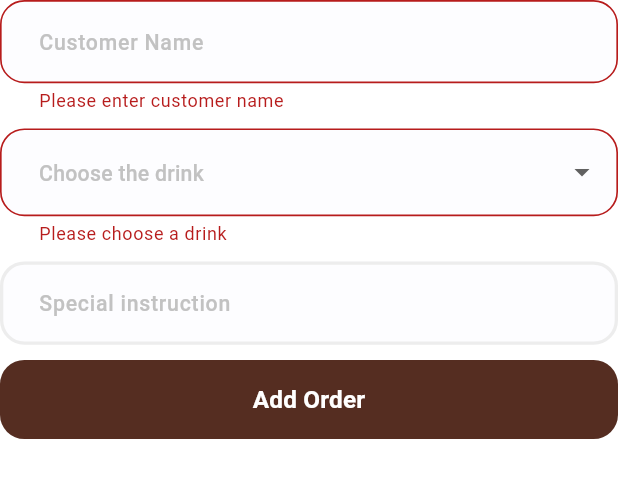
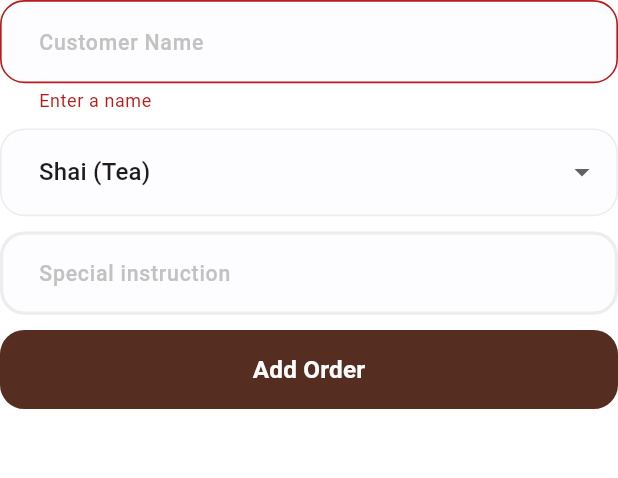
Before and after one commit to ShazaMashaal/smart_ahwa_manager, a Flutter app: the AddOrderForm widget shown alone on an empty page, opened directly with empty values, after a tap on "Add Order", on a phone screen of 412 x 824 dp. Shown: the top 478 px of the screen. Run offline on Flutter 3.47's test engine with Material 3 defaults, Android fonts, the light colour scheme and no system bars; our stand-ins replace flutter_screenutil, shared_preferences; accounts and stored records are empty; statements that could not run were skipped.

Commit message:
- use stream builder to handle orders list - create orders repo - create order service - added routing and handle passing arguments - fixed adding order form according to stream builder , order repo and order service - added style to drop down menu - added final double? width,height,fontSize to custom text button -added validator to custom text form field - added Drink model - adjust order model

```diff
--- a/lib/core/routing/routes.dart
+++ b/lib/core/routing/routes.dart
@@ -1,4 +1,4 @@
 class Routes{
-  static const String onBoardingScreen="/onBoardingScreen";
-  static const String loginScreen="/loginScreen";
+  static const String homeScreen="/homeScreen";
+  static const String pendingOrdersScreen="/pendingOrdersScreen";
 }
--- a/lib/core/widgets/custom_drop_down.dart
+++ b/lib/core/widgets/custom_drop_down.dart
@@ -1,69 +1,65 @@
 import 'package:flutter/material.dart';
 import 'package:flutter_screenutil/flutter_screenutil.dart';
-
+import '../../features/home/data/models/drink.dart';
 import '../theming/colors.dart';
 import '../theming/text_styles.dart';
+String drinkLabel(DrinkType type) {
+  switch (type) {
+    case DrinkType.shai:
+      return 'Shai (Tea)';
+    case DrinkType.turkishCoffee:
+      return 'Turkish Coffee';
+    case DrinkType.hibiscusTea:
+      return 'Hibiscus Tea (Karkadeh)';
+  }
+}
+class CustomDropDown extends StatefulWidget {
+  final DrinkType selectedDrink;
+  final ValueChanged<DrinkType?>? onChanged;
 
-class CustomDropDown extends StatefulWidget {
-  final String? value;
-  final ValueChanged<String?>? onChanged;
-  final String? errorText;
-  const CustomDropDown({super.key, this.value, this.onChanged, this.errorText});
-
+  const CustomDropDown({super.key, required this.selectedDrink, this.onChanged});
   @override
   State<CustomDropDown> createState() => _CustomDropDownState();
 }
+
 typedef MenuEntry = DropdownMenuEntry<String>;
+
 class _CustomDropDownState extends State<CustomDropDown> {
-  String? selectedValue;
+
+
   @override
   Widget build(BuildContext context) {
-    selectedValue = widget.value ;
-    return  DropdownButtonFormField<String>(
-      hint: Text("Choose the drink ",style: TextStyles.font14LightGrayMedium,),
-      value: selectedValue,
-      onChanged: (value) {
-        setState(() {
-          selectedValue = value;
-        });
-        widget.onChanged?.call(value);
+    return DropdownButtonFormField<DrinkType>(
+      hint: Text("Choose the drink ", style: TextStyles.font14LightGrayMedium),
+      value: widget.selectedDrink,
+      onChanged: (v) {
+        if (widget.onChanged != null) widget.onChanged!(v);
+        // Keep internal setState minimal to reflect external controlled value if needed
+        setState(() {});
       },
-        items: ['Shai', 'Turkish Coffee', 'Hibiscus Tea']
-            .map((e) => DropdownMenuItem(
-          value: e,
-          child: Text(e),
-        ))
-            .toList(),
+
+      items: [
+        for (final type in DrinkType.values)
+          DropdownMenuItem(value: type, child: Text(drinkLabel(type))),
+      ],
       decoration: InputDecoration(
         fillColor: ColorsManager.whiteGray,
         filled: true,
-        contentPadding:
-            EdgeInsets.symmetric(vertical: 17.h, horizontal: 20.w),
-        enabledBorder:
-            OutlineInputBorder(
-              borderRadius: BorderRadius.circular(16.r),
-              borderSide: BorderSide(
-                color: ColorsManager.lighterGray,
-                width: 1.w,
-              ),
-            ),
-        errorBorder:
-        OutlineInputBorder(
+        contentPadding: EdgeInsets.symmetric(vertical: 17.h, horizontal: 20.w),
+        enabledBorder: OutlineInputBorder(
           borderRadius: BorderRadius.circular(16.r),
-          borderSide: BorderSide(
-            color: Colors.red.shade900,
-            width: 1.w,
-          ),
+          borderSide: BorderSide(color: ColorsManager.lighterGray, width: 1.w),
+        ),
+        errorBorder: OutlineInputBorder(
+          borderRadius: BorderRadius.circular(16.r),
+          borderSide: BorderSide(color: Colors.red.shade900, width: 1.w),
         ),
         errorStyle: TextStyle(color: Colors.red.shade900),
-        focusedBorder:
-            OutlineInputBorder(
-              borderRadius: BorderRadius.circular(16.r),
-              borderSide: BorderSide(color: ColorsManager.mainBrown),
-            ),
-        errorText: widget.errorText,
+        focusedBorder: OutlineInputBorder(
+          borderRadius: BorderRadius.circular(16.r),
+          borderSide: BorderSide(color: ColorsManager.mainBrown),
+        ),
       ),
-
     );
   }
 }
--- a/lib/core/widgets/custom_text_form_field.dart
+++ b/lib/core/widgets/custom_text_form_field.dart
@@ -14,6 +14,7 @@ class CustomTextFormField extends StatelessWidget {
   final bool? isObscureText;
   final Widget? suffixIcon;
   final String? errorText;
+  final String? Function(String?)? validator;
   final ValueChanged<String>? onChanged;
 
   const CustomTextFormField({
@@ -29,12 +30,13 @@ class CustomTextFormField extends StatelessWidget {
     this.controller,
     this.fillColor,
     this.errorText,
-    this.onChanged,
+    this.onChanged, this.validator,
   });
 
   @override
   Widget build(BuildContext context) {
     return TextFormField(
+      validator:validator ,
       controller: controller,
       onChanged: onChanged,
       decoration: InputDecoration(
--- /dev/null
+++ b/lib/features/home/data/models/drink.dart
@@ -0,0 +1,36 @@
+
+
+enum DrinkType { shai, turkishCoffee, hibiscusTea }
+
+abstract class Drink {
+  final DrinkType type;
+  final String displayName;
+  final double price;
+
+  const Drink({required this.type, required this.displayName, required this.price});
+
+  String description() => displayName;
+
+  factory Drink.of(DrinkType type) {
+    switch (type) {
+      case DrinkType.shai:
+        return const Shai();
+      case DrinkType.turkishCoffee:
+        return const TurkishCoffee();
+      case DrinkType.hibiscusTea:
+        return const HibiscusTea();
+    }
+  }
+}
+
+class Shai extends Drink {
+  const Shai() : super(type: DrinkType.shai, displayName: 'Shai (Tea)', price: 10);
+}
+
+class TurkishCoffee extends Drink {
+  const TurkishCoffee() : super(type: DrinkType.turkishCoffee, displayName: 'Turkish Coffee', price: 18);
+}
+
+class HibiscusTea extends Drink {
+  const HibiscusTea() : super(type: DrinkType.hibiscusTea, displayName: 'Hibiscus Tea (Karkadeh)', price: 15);
+}
--- a/lib/features/home/ui/add_order_form.dart
+++ b/lib/features/home/ui/add_order_form.dart
@@ -1,78 +1,48 @@
 import 'package:flutter/material.dart';
-
+import 'package:smart_ahwa_manager/features/home/logic/order_service.dart';
 import '../../../core/helpers/spacing.dart';
 import '../../../core/widgets/custom_drop_down.dart';
 import '../../../core/widgets/custom_text_button.dart';
 import '../../../core/widgets/custom_text_form_field.dart';
-import '../data/models/order.dart';
+import '../data/models/drink.dart';
 
 class AddOrderForm extends StatefulWidget {
-  final Function(Order) onAddOrder;
-  const AddOrderForm({super.key, required this.onAddOrder});
+  final OrderService service;
+  const AddOrderForm({super.key, required this.service});
 
   @override
   State<AddOrderForm> createState() => _AddOrderFormState();
 }
 
 class _AddOrderFormState extends State<AddOrderForm> {
-  final TextEditingController _nameController = TextEditingController();
-  final TextEditingController _noteController = TextEditingController();
-  String? _nameError;
-  String? _drinkValue;
-  String? _drinkError;
-  final formKey = GlobalKey<FormState>();
+  final _formKey = GlobalKey<FormState>();
+  final _customerNameController = TextEditingController();
+  final _noteController = TextEditingController();
+  DrinkType _selectedDrink = DrinkType.shai;
 
   @override
   void dispose() {
-    _nameController.dispose();
+    _customerNameController.dispose();
     _noteController.dispose();
     super.dispose();
   }
-
-  void _submit() {
-    setState(() {
-      _nameError = _nameController.text.trim().isEmpty ? 'Please enter customer name' : null;
-      _drinkError = (_drinkValue == null || _drinkValue!.isEmpty) ? 'Please choose a drink' : null;
-    });
-
-    final hasError = _nameError != null || _drinkError != null ;
-    if (hasError) return;
-
-    widget.onAddOrder(Order(
-      _nameController.text,
-      _drinkValue.toString(),
-      _noteController.text,
-    ));
-
-    _nameController.clear();
-    _noteController.clear();
-    _drinkValue = null;
-    setState(() {});
-  }
-
   @override
   Widget build(BuildContext context) {
     return Form(
-      key: formKey,
+      key: _formKey,
       child: Column(
         children: [
           CustomTextFormField(
             hintText: "Customer Name",
-            controller: _nameController,
-            errorText: _nameError,
-            onChanged: (_) {
-              if (_nameError != null) setState(() => _nameError = null);
-            },
+            controller: _customerNameController,
+            validator: (v) => (v == null || v.trim().isEmpty) ? 'Enter a name' : null,
           ),
           VSpace(10),
           CustomDropDown(
-            value: _drinkValue,
-            errorText: _drinkError,
+            selectedDrink: _selectedDrink,
             onChanged: (v) {
-              setState(() {
-                _drinkValue = v;
-                _drinkError = null;
-              });
+              if (v == null) return;
+              setState(() => _selectedDrink = v);
             },
           ),
           VSpace(10),
@@ -84,7 +54,22 @@ class _AddOrderFormState extends State<AddOrderForm> {
           VSpace(10),
           CustomTextButton(
             text: "Add Order",
-            onPressed: _submit,
+            onPressed: () async {
+              if (!_formKey.currentState!.validate()) return;
+              await widget.service.addOrder(
+                customerName: _customerNameController.text.trim(),
+                drinkType: _selectedDrink,
+                specialInstructions: _noteController.text.trim(),
+              );
+              if (!mounted) return;
+              FocusScope.of(context).unfocus();
+              _formKey.currentState!.reset();
+              _customerNameController.clear();
+              _noteController.clear();
+              setState(() {
+                _selectedDrink = DrinkType.shai;
+              });
+            },
           ),
         ],
       ),
--- a/lib/smart_ahwa_manager_app.dart
+++ b/lib/smart_ahwa_manager_app.dart
@@ -17,13 +17,13 @@ class SmartAhwaManagerApp extends StatelessWidget {
       minTextAdapt: true,
       child: MaterialApp(
         debugShowCheckedModeBanner: false,
-        title: "Doc App",
+        title: "Smart Ahwa Manager",
         theme: ThemeData(
             primaryColor: ColorsManager.mainBrown,
             scaffoldBackgroundColor: Colors.white
 
         ),
-        initialRoute: Routes.onBoardingScreen,
+        initialRoute: Routes.homeScreen,
         onGenerateRoute: appRouter.generateRoute,
       ),
     );
--- a/pubspec.yaml
+++ b/pubspec.yaml
@@ -35,7 +35,6 @@ dependencies:
   # Use with the CupertinoIcons class for iOS style icons.
   cupertino_icons: ^1.0.8
   flutter_screenutil: ^5.9.3
-  shared_preferences: ^2.5.3
 
 dev_dependencies:
   flutter_test:
```
Also changed, not shown: lib/core/routing/app_router.dart (+17 -5 lines), lib/features/home/data/repos/order_repo.dart (added, +75 -0 lines), lib/features/home/logic/order_service.dart (added, +51 -0 lines), lib/features/home/ui/home_screen.dart (+6 -22 lines), pubspec.lock, 1 other file.
